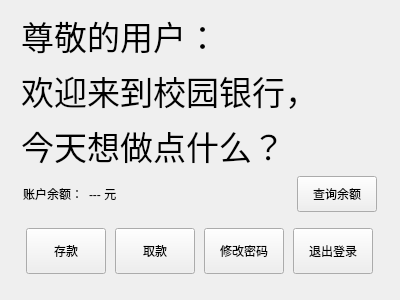
Above: mainwidget.ui from sumikkys/ATM-Simulator before the change. Below: the same form after it.
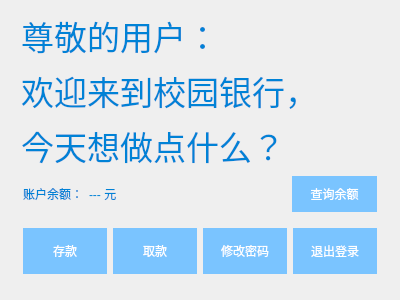
That is the form after the change.

Commit message: 界面美化

```diff
--- a/mainwidget.ui
+++ b/mainwidget.ui
@@ -13,6 +13,21 @@
   <property name="windowTitle">
    <string>Form</string>
   </property>
+  <property name="styleSheet">
+   <string notr="true">QPushButton {
+    background-color: #7ac4ff; /* 背景颜色 */
+    border: none;              /* 去掉边框 */
+    color: white;              /* 文本颜色 */
+}
+
+QPushButton:hover {
+    background-color: #336699; /* 鼠标悬停时背景颜色 */
+}
+
+QLabel {
+color: #0082d6;
+}</string>
+  </property>
   <layout class="QVBoxLayout" name="verticalLayout" stretch="4,1,2">
    <item>
     <layout class="QVBoxLayout" name="verticalLayout_2">
@@ -58,7 +73,7 @@
     </layout>
    </item>
    <item>
-    <layout class="QHBoxLayout" name="horizontalLayout_2" stretch="1,7,1">
+    <layout class="QHBoxLayout" name="horizontalLayout_2" stretch="1,7,3">
      <property name="leftMargin">
       <number>12</number>
      </property>
@@ -111,7 +126,7 @@
      <item>
       <widget class="QPushButton" name="toDepositButton">
        <property name="sizePolicy">
-        <sizepolicy hsizetype="Fixed" vsizetype="Minimum">
+        <sizepolicy hsizetype="Minimum" vsizetype="Minimum">
          <horstretch>0</horstretch>
          <verstretch>0</verstretch>
         </sizepolicy>
@@ -124,7 +139,7 @@
      <item>
       <widget class="QPushButton" name="toWithdrawButton">
        <property name="sizePolicy">
-        <sizepolicy hsizetype="Fixed" vsizetype="Minimum">
+        <sizepolicy hsizetype="Minimum" vsizetype="Minimum">
          <horstretch>0</horstretch>
          <verstretch>0</verstretch>
         </sizepolicy>
@@ -137,7 +152,7 @@
      <item>
       <widget class="QPushButton" name="toChangePasswordButton">
        <property name="sizePolicy">
-        <sizepolicy hsizetype="Fixed" vsizetype="Minimum">
+        <sizepolicy hsizetype="Minimum" vsizetype="Minimum">
          <horstretch>0</horstretch>
          <verstretch>0</verstretch>
         </sizepolicy>
@@ -150,7 +165,7 @@
      <item>
       <widget class="QPushButton" name="quitButton">
        <property name="sizePolicy">
-        <sizepolicy hsizetype="Fixed" vsizetype="Minimum">
+        <sizepolicy hsizetype="Minimum" vsizetype="Minimum">
          <horstretch>0</horstretch>
          <verstretch>0</verstretch>
         </sizepolicy>
```
The commit also changes 4 other files.
